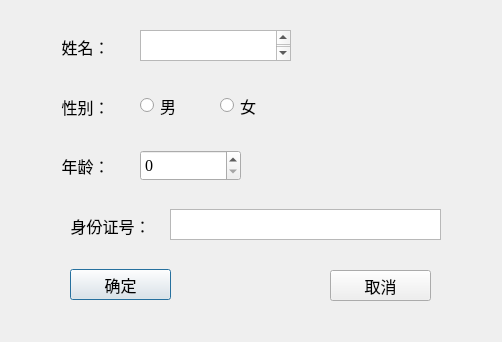
Above: src/inputdialog.ui from cyzhou1221/qt_usb_video before the change. Below: the same form after it.
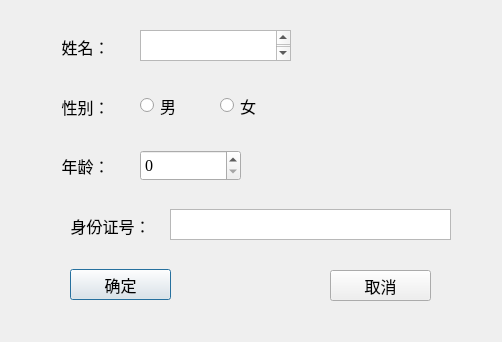
That is the form after the change.

What changed in the file:
```diff
--- a/src/inputdialog.ui
+++ b/src/inputdialog.ui
@@ -37,7 +37,7 @@
     <rect>
      <x>170</x>
      <y>209</y>
-     <width>271</width>
+     <width>281</width>
      <height>31</height>
     </rect>
    </property>
```
